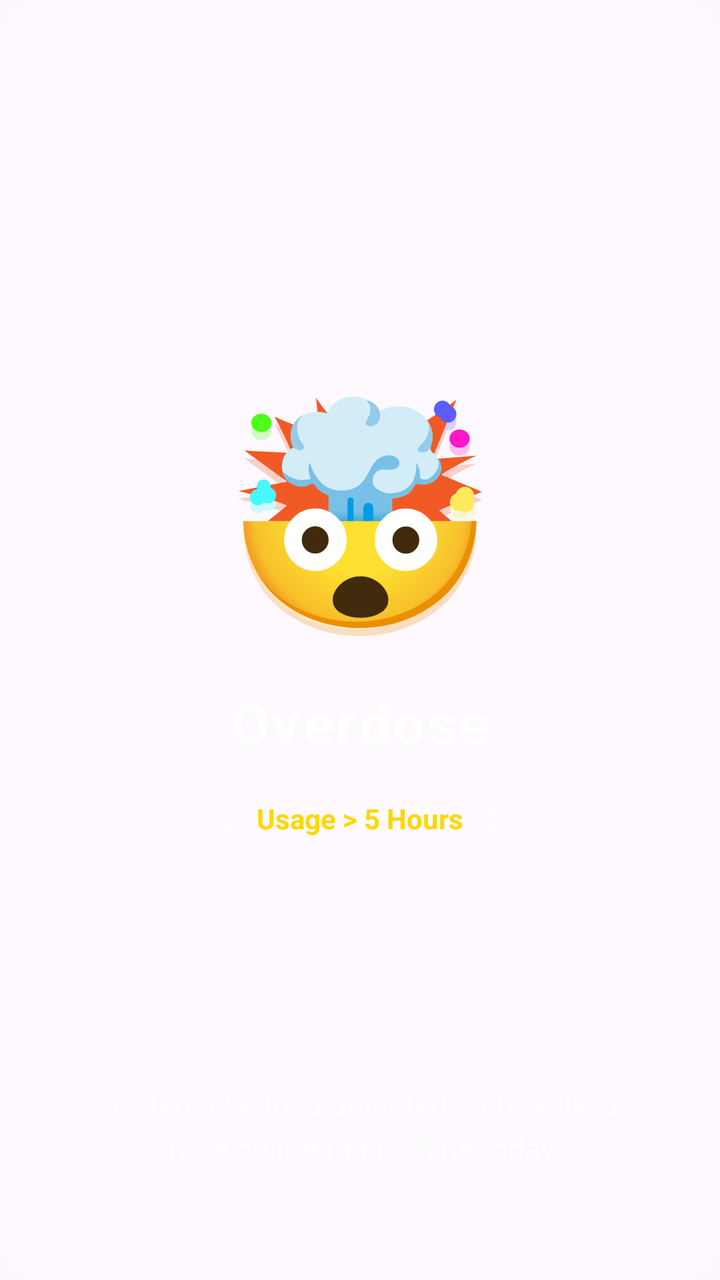
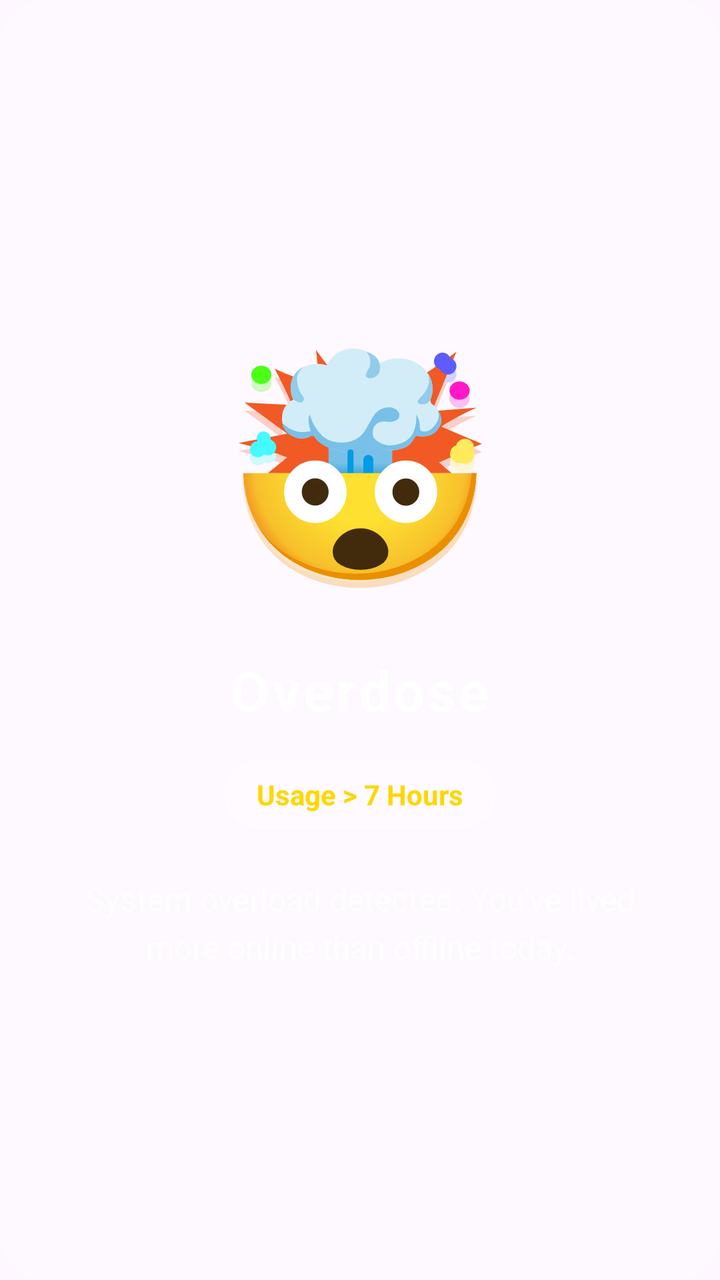

The first picture is an Android layout as it rendered before a commit; the second is the same layout after the commit. The layout source and the unified diff follow.
<!-- AndroidManifest.xml: application theme Theme.PhoneMoodTranslator -->
<!-- res/layout/item_mood_card.xml -->
<?xml version="1.0" encoding="utf-8"?>
<androidx.constraintlayout.widget.ConstraintLayout
    xmlns:android="http://schemas.android.com/apk/res/android"
    xmlns:app="http://schemas.android.com/apk/res-auto"
    android:id="@+id/cardRoot"
    android:layout_width="match_parent"
    android:layout_height="match_parent"
    android:layout_marginHorizontal="20dp"
    android:layout_marginVertical="32dp"
    android:background="@drawable/bg_card_surface"
    android:padding="24dp">

<TextView
    android:id="@+id/tvCardEmoji"
    android:layout_width="wrap_content"
    android:layout_height="wrap_content"
    android:text="🤯"
    android:textSize="110sp"
    android:shadowColor="#40000000"
    android:shadowDx="0"
    android:shadowDy="12"
    android:shadowRadius="16"
    app:layout_constraintVertical_bias="0.35"
    app:layout_constraintTop_toTopOf="parent"
    app:layout_constraintBottom_toBottomOf="parent"
    app:layout_constraintStart_toStartOf="parent"
    app:layout_constraintEnd_toEndOf="parent"/>

<TextView
    android:id="@+id/tvCardTitle"
    android:layout_width="wrap_content"
    android:layout_height="wrap_content"
    android:text="Overdose"
    android:textSize="28sp"
    android:textStyle="bold"
    android:textColor="#FFFFFF"
    android:letterSpacing="0.05"
    android:layout_marginTop="16dp"
    app:layout_constraintTop_toBottomOf="@id/tvCardEmoji"
    app:layout_constraintStart_toStartOf="parent"
    app:layout_constraintEnd_toEndOf="parent"/>

<TextView
    android:id="@+id/tvCardCriteria"
    android:layout_width="wrap_content"
    android:layout_height="wrap_content"
    android:text="Usage > 5 Hours"
    android:textSize="14sp"
    android:textStyle="bold"
    android:textColor="#FFD700"
    android:background="@drawable/bg_criteria_pill"
    android:paddingHorizontal="16dp"
    android:paddingVertical="8dp"
    android:layout_marginTop="12dp"
    app:layout_constraintTop_toBottomOf="@id/tvCardTitle"
    app:layout_constraintStart_toStartOf="parent"
    app:layout_constraintEnd_toEndOf="parent"/>

<TextView
    android:id="@+id/tvCardDesc"
    android:layout_width="0dp"
    android:layout_height="wrap_content"
    android:text="System overload detected. You've lived more online than offline today."
    android:textSize="15sp"
    android:textColor="#CCFFFFFF"
    android:gravity="center"
    android:lineSpacingExtra="5dp"
    android:layout_marginBottom="32dp"
    app:layout_constraintBottom_toBottomOf="parent"
    app:layout_constraintStart_toStartOf="parent"
    app:layout_constraintEnd_toEndOf="parent"
    app:layout_constraintWidth_percent="0.9"/>

</androidx.constraintlayout.widget.ConstraintLayout>
<!-- resources referenced by this layout -->
<resources>
  <!-- drawable bg_card_surface (drawable) -->
  <?xml version="1.0" encoding="utf-8"?>
  <shape xmlns:android="http://schemas.android.com/apk/res/android" android:shape="rectangle">
      <solid android:color="#1AFFFFFF"/> <corners android:radius="24dp"/>
      <stroke android:width="1dp" android:color="#30FFFFFF"/> </shape>
  <!-- drawable bg_criteria_pill (drawable) -->
  <?xml version="1.0" encoding="utf-8"?>
  <shape xmlns:android="http://schemas.android.com/apk/res/android" android:shape="rectangle">
      <solid android:color="#33FFFFFF"/> <corners android:radius="50dp"/>   <stroke android:width="1dp" android:color="#50FFFFFF"/> </shape>
  <style name="Theme.PhoneMoodTranslator" parent="Base.Theme.PhoneMoodTranslator" />
  <style name="Base.Theme.PhoneMoodTranslator" parent="Theme.Material3.DayNight.NoActionBar">
          
          
      </style>
</resources>

<!-- the commit's change to res/layout/item_mood_card.xml (unified diff, before → after) -->
@@ -10,65 +10,68 @@
     android:background="@drawable/bg_card_surface"
     android:padding="24dp">
 
-<TextView
-    android:id="@+id/tvCardEmoji"
-    android:layout_width="wrap_content"
-    android:layout_height="wrap_content"
-    android:text="🤯"
-    android:textSize="110sp"
-    android:shadowColor="#40000000"
-    android:shadowDx="0"
-    android:shadowDy="12"
-    android:shadowRadius="16"
-    app:layout_constraintVertical_bias="0.35"
-    app:layout_constraintTop_toTopOf="parent"
-    app:layout_constraintBottom_toBottomOf="parent"
-    app:layout_constraintStart_toStartOf="parent"
-    app:layout_constraintEnd_toEndOf="parent"/>
+    <TextView
+        android:id="@+id/tvCardEmoji"
+        android:layout_width="wrap_content"
+        android:layout_height="wrap_content"
+        android:text="🤯"
+        android:textSize="110sp"
+        android:shadowColor="#40000000"
+        android:shadowDx="0"
+        android:shadowDy="12"
+        android:shadowRadius="16"
+        app:layout_constraintVertical_chainStyle="packed"
+        app:layout_constraintTop_toTopOf="parent"
+        app:layout_constraintBottom_toTopOf="@id/tvCardTitle"
+        app:layout_constraintStart_toStartOf="parent"
+        app:layout_constraintEnd_toEndOf="parent"/>
 
-<TextView
-    android:id="@+id/tvCardTitle"
-    android:layout_width="wrap_content"
-    android:layout_height="wrap_content"
-    android:text="Overdose"
-    android:textSize="28sp"
-    android:textStyle="bold"
-    android:textColor="#FFFFFF"
-    android:letterSpacing="0.05"
-    android:layout_marginTop="16dp"
-    app:layout_constraintTop_toBottomOf="@id/tvCardEmoji"
-    app:layout_constraintStart_toStartOf="parent"
-    app:layout_constraintEnd_toEndOf="parent"/>
+    <TextView
+        android:id="@+id/tvCardTitle"
+        android:layout_width="wrap_content"
+        android:layout_height="wrap_content"
+        android:text="Overdose"
+        android:textSize="28sp"
+        android:textStyle="bold"
+        android:textColor="#FFFFFF"
+        android:letterSpacing="0.05"
+        android:layout_marginTop="24dp"
+        app:layout_constraintTop_toBottomOf="@id/tvCardEmoji"
+        app:layout_constraintBottom_toTopOf="@id/tvCardCriteria"
+        app:layout_constraintStart_toStartOf="parent"
+        app:layout_constraintEnd_toEndOf="parent"/>
 
-<TextView
-    android:id="@+id/tvCardCriteria"
-    android:layout_width="wrap_content"
-    android:layout_height="wrap_content"
-    android:text="Usage > 5 Hours"
-    android:textSize="14sp"
-    android:textStyle="bold"
-    android:textColor="#FFD700"
-    android:background="@drawable/bg_criteria_pill"
-    android:paddingHorizontal="16dp"
-    android:paddingVertical="8dp"
-    android:layout_marginTop="12dp"
-    app:layout_constraintTop_toBottomOf="@id/tvCardTitle"
-    app:layout_constraintStart_toStartOf="parent"
-    app:layout_constraintEnd_toEndOf="parent"/>
+    <TextView
+        android:id="@+id/tvCardCriteria"
+        android:layout_width="wrap_content"
+        android:layout_height="wrap_content"
+        android:text="Usage > 7 Hours"
+        android:textSize="14sp"
+        android:textStyle="bold"
+        android:textColor="#FFD700"
+        android:background="@drawable/bg_criteria_pill"
+        android:paddingHorizontal="16dp"
+        android:paddingVertical="8dp"
+        android:layout_marginTop="16dp"
+        app:layout_constraintTop_toBottomOf="@id/tvCardTitle"
+        app:layout_constraintBottom_toTopOf="@id/tvCardDesc"
+        app:layout_constraintStart_toStartOf="parent"
+        app:layout_constraintEnd_toEndOf="parent"/>
 
-<TextView
-    android:id="@+id/tvCardDesc"
-    android:layout_width="0dp"
-    android:layout_height="wrap_content"
-    android:text="System overload detected. You've lived more online than offline today."
-    android:textSize="15sp"
-    android:textColor="#CCFFFFFF"
-    android:gravity="center"
-    android:lineSpacingExtra="5dp"
-    android:layout_marginBottom="32dp"
-    app:layout_constraintBottom_toBottomOf="parent"
-    app:layout_constraintStart_toStartOf="parent"
-    app:layout_constraintEnd_toEndOf="parent"
-    app:layout_constraintWidth_percent="0.9"/>
+    <TextView
+        android:id="@+id/tvCardDesc"
+        android:layout_width="0dp"
+        android:layout_height="wrap_content"
+        android:text="System overload detected. You've lived more online than offline today."
+        android:textSize="16sp"
+        android:textColor="#CCFFFFFF"
+        android:gravity="center"
+        android:lineSpacingExtra="5dp"
+        android:layout_marginTop="24dp"
+        app:layout_constraintTop_toBottomOf="@id/tvCardCriteria"
+        app:layout_constraintBottom_toBottomOf="parent"
+        app:layout_constraintStart_toStartOf="parent"
+        app:layout_constraintEnd_toEndOf="parent"
+        app:layout_constraintWidth_percent="0.9"/>
 
 </androidx.constraintlayout.widget.ConstraintLayout>
